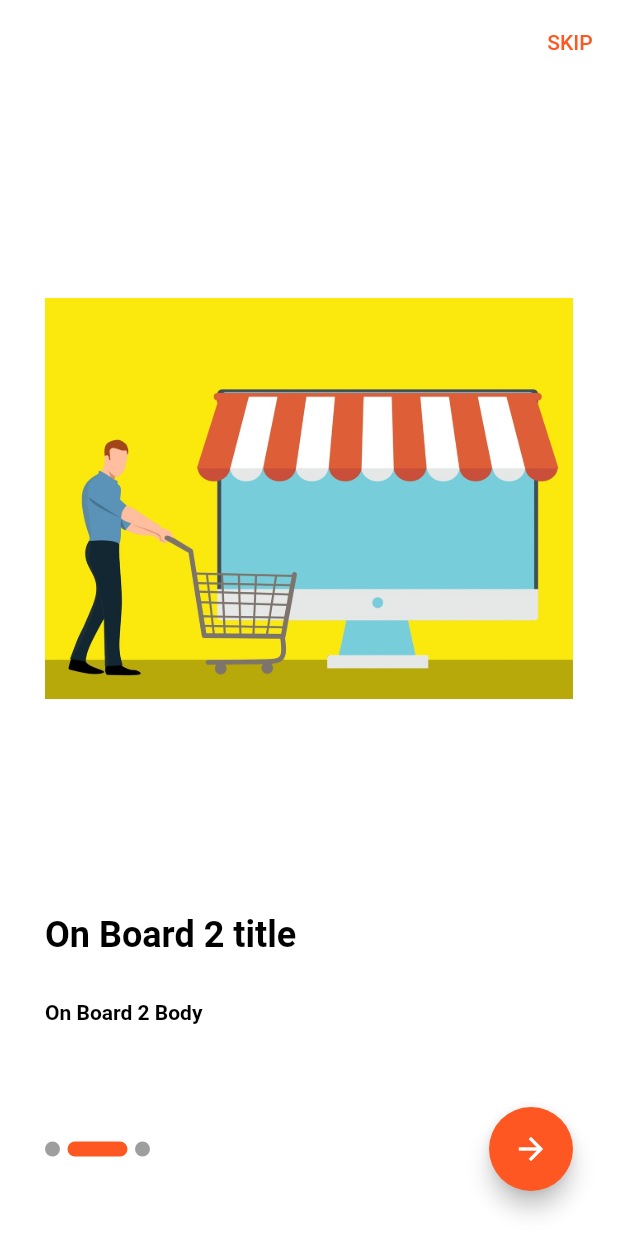
After one commit to cheikh-sidi-taher/myapp-flutter, a Flutter app: the OnBoardingScreen screen opened directly, after a tap on the "arrow forward" icon, on a phone screen of 412 x 824 dp. The commit adds this screen. Run offline on Flutter 3.47's test engine with Material 2 defaults, Android fonts, the phone set to English and light mode, and no system bars; drawn by our look-alikes of smooth_page_indicator; our stand-ins replace bloc, conditional_builder_null_safety, dio, flutter_bloc, hexcolor, shared_preferences and 2 more; accounts and stored records are empty; network calls fail; Roboto replaces fonts that are missing (Raleway).

Commit message:
boarding screen

```diff
--- a/lib/main.dart
+++ b/lib/main.dart
@@ -17,10 +17,12 @@ import 'modules/counter/counterScreen.dart';
 import 'modules/home/homeScreen.dart';
 import 'modules/login/loginScreen.dart';
 import 'modules/messeenger/messengerScreen.dart';
+import 'modules/shop_app/on_boarding/on_boarding.screen.dart';
 import 'modules/user/usersScreen.dart';
 import 'shared/network/local/cache_helper.dart';
+import 'shared/styles/themes.dart';
 
-void main() async{
+void main() async {
   WidgetsFlutterBinding.ensureInitialized();
   Bloc.observer = MyBlocObserver();
   DioHelper.init();
@@ -34,92 +36,32 @@ class MyApp extends StatelessWidget {
   // This widget is the root of your application.
   @override
   Widget build(BuildContext context) {
-    return  MultiBlocProvider(
+    return MultiBlocProvider(
       providers: [
-        BlocProvider(create: (context) => NewsCubit()..getBusiness()..getSports()..getSciences()),
-        BlocProvider(create: (BuildContext context) => AppCubit(),)
+        BlocProvider(
+            create: (context) => NewsCubit()
+              ..getBusiness()
+              ..getSports()
+              ..getSciences()),
+        BlocProvider(
+          create: (BuildContext context) => AppCubit(),
+        )
       ],
       child: BlocConsumer<AppCubit, AppStates>(
-        listener: (context, state) { },
-        builder: (context ,state) {
-
-
+        listener: (context, state) {},
+        builder: (context, state) {
           return MaterialApp(
-          debugShowCheckedModeBanner: false,
-          theme: ThemeData(
-              primarySwatch: Colors.deepOrange,
-              scaffoldBackgroundColor: Colors.white,
-              appBarTheme: AppBarTheme(
-                titleSpacing: 20.0,
-                  backwardsCompatibility: false,
-                  systemOverlayStyle: SystemUiOverlayStyle(
-                      statusBarColor: Colors.white,
-                      statusBarIconBrightness: Brightness.dark),
-                  backgroundColor: Colors.white,
-                  elevation: 0.0,
-                  titleTextStyle: TextStyle(
-                      color: Colors.black,
-                      fontSize: 20.0,
-                      fontWeight: FontWeight.bold),
-                  iconTheme: IconThemeData(color: Colors.black)),
-              floatingActionButtonTheme: FloatingActionButtonThemeData(
-                backgroundColor: Colors.deepOrange,
-              ),
-              bottomNavigationBarTheme: BottomNavigationBarThemeData(
-                type: BottomNavigationBarType.fixed,
-                selectedItemColor: Colors.deepOrange,
-                elevation: 20.0,
-              ),
-              textTheme: TextTheme(
-                   bodyMedium: TextStyle(
-                      fontSize: 18.0,
-                      fontWeight: FontWeight.w600,
-                      color: Colors.black))),
-
-
-                      // dark theme
-          darkTheme: ThemeData(
-              primarySwatch: Colors.deepOrange,
-              scaffoldBackgroundColor: HexColor('333739'),
-              appBarTheme: AppBarTheme(
-                  backwardsCompatibility: false,
-                  systemOverlayStyle: SystemUiOverlayStyle(
-                      statusBarColor: HexColor('333739'),
-                      statusBarIconBrightness: Brightness.light),
-                  backgroundColor: HexColor('333739'),
-                  elevation: 0.0,
-                  titleTextStyle: TextStyle(
-                      color: Colors.white,
-                      fontSize: 20.0,
-                      fontWeight: FontWeight.bold),
-                  iconTheme: IconThemeData(color: Colors.white)),
-              floatingActionButtonTheme: FloatingActionButtonThemeData(
-                backgroundColor: Colors.deepOrange,
-              ),
-              bottomNavigationBarTheme: BottomNavigationBarThemeData(
-                type: BottomNavigationBarType.fixed,
-                selectedItemColor: Colors.deepOrange,
-                unselectedItemColor: Colors.grey,
-                elevation: 20.0,
-                backgroundColor: HexColor('333739'),
-              ),
-              textTheme: TextTheme(
-                  bodyMedium: TextStyle(
-                      fontSize: 18.0,
-                      fontWeight: FontWeight.w600,
-                      color: Colors.white))),
-
-                      // theme mode
-
-
-
-
-
-          themeMode:AppCubit.get(context).isDark ?  ThemeMode.dark :  ThemeMode.light ,
-          home: NewsLayout(),
-        );
-         },
-
+            debugShowCheckedModeBanner: false,
+            theme: lightTheme,
+            // dark theme
+            darkTheme: darkTheme,
+            // theme mode
+            themeMode:
+                AppCubit.get(context).isDark ? ThemeMode.dark : ThemeMode.light,
+            // Scrren
+            home: OnBoardingScreen(),
+          );
+        },
       ),
     );
   }
--- /dev/null
+++ b/lib/modules/shop_app/login/shop_login_screen.dart
@@ -0,0 +1,12 @@
+
+import 'package:flutter/material.dart';
+
+class ShopLoginScreen extends StatelessWidget {
+
+  @override
+  Widget build(BuildContext context) {
+    return Scaffold(
+      appBar: AppBar(),
+    );
+  }
+}
--- /dev/null
+++ b/lib/modules/shop_app/on_boarding/on_boarding.screen.dart
@@ -0,0 +1,156 @@
+import 'package:flutter/material.dart';
+import 'package:my_app/modules/shop_app/login/shop_login_screen.dart';
+import 'package:my_app/shared/components/components.dart';
+import 'package:my_app/shared/styles/colors.dart';
+import 'package:smooth_page_indicator/smooth_page_indicator.dart';
+
+class BoardingModel {
+  final String image;
+  final String title;
+  final String body;
+
+  BoardingModel({
+    required this.image,
+    required this.title,
+    required this.body,
+  });
+}
+
+class OnBoardingScreen extends StatefulWidget {
+  @override
+  State<OnBoardingScreen> createState() => _OnBoardingScreenState();
+}
+
+class _OnBoardingScreenState extends State<OnBoardingScreen> {
+  var boardController = PageController();
+
+  List<BoardingModel> boarding = [
+    BoardingModel(
+      image: 'images/onboarding.jpg',
+      title: 'On Board 1 title',
+      body: 'On Board 1 Body',
+    ),
+    BoardingModel(
+      image: 'images/onboarding.jpg',
+      title: 'On Board 2 title',
+      body: 'On Board 2 Body',
+    ),
+    BoardingModel(
+      image: 'images/onboarding.jpg',
+      title: 'On Board 3 title',
+      body: 'On Board 3 Body',
+    ),
+  ];
+
+  bool isLast = false;
+
+  @override
+  Widget build(BuildContext context) {
+    return Scaffold(
+      appBar: AppBar(
+        actions: [
+          TextButton(
+            onPressed: (){
+              navigateAndFinish(context, ShopLoginScreen());
+              //navigateTo(context, ShopLoginScreen());
+            },
+            child: Text(
+              'SKIP'
+              )
+            )
+        ],
+      ),
+      body: Padding(
+        padding: const EdgeInsets.all(30.0),
+        child: Column(
+          children: [
+            Expanded(
+              child: PageView.builder(
+                physics: BouncingScrollPhysics(),
+                controller: boardController,
+                onPageChanged: (int index) {
+                  if (index == boarding.length - 1) {
+                    setState(() {
+                      isLast = true;
+                    });
+                    print('last');
+                  } else {
+                    print('Not last');
+                    setState(() {
+                      isLast = false;
+                    });
+                  }
+                },
+                itemBuilder: (context, index) =>
+                    buildBoaldingItem(boarding[index]),
+                itemCount: boarding.length,
+              ),
+            ),
+            SizedBox(
+              height: 40.0,
+            ),
+            Row(
+              children: [
+                SmoothPageIndicator(
+                    controller: boardController,
+                    effect: ExpandingDotsEffect(
+                        dotColor: Colors.grey,
+                        activeDotColor: DfaultColor,
+                        dotHeight: 10.0,
+                        expansionFactor: 4,
+                        dotWidth: 10,
+                        spacing: 5.0),
+                    count: boarding.length),
+                Spacer(),
+                FloatingActionButton(
+                  onPressed: () {
+                    if (isLast) {
+                      navigateAndFinish(context, ShopLoginScreen());
+                    } else {
+                      boardController.nextPage(
+                          duration: Duration(milliseconds: 750),
+                          curve: Curves.fastLinearToSlowEaseIn);
+                    }
+                  },
+                  child: Icon(Icons.arrow_forward),
+                )
+              ],
+            )
+          ],
+        ),
+      ),
+    );
+  }
+
+  Widget buildBoaldingItem(BoardingModel model) => Column(
+        crossAxisAlignment: CrossAxisAlignment.start,
+        children: [
+          Expanded(
+            child: Image(image: AssetImage('${model.image}')),
+          ),
+          SizedBox(
+            height: 30.0,
+          ),
+          Text(
+            '${model.title}',
+            style: TextStyle(
+              fontSize: 24.0,
+              fontWeight: FontWeight.bold,
+            ),
+          ),
+          SizedBox(
+            height: 30.0,
+          ),
+          Text(
+            '${model.body}',
+            style: TextStyle(
+              fontSize: 14.0,
+              fontWeight: FontWeight.bold,
+            ),
+          ),
+          SizedBox(
+            height: 15.0,
+          ),
+        ],
+      );
+}
--- a/lib/shared/components/components.dart
+++ b/lib/shared/components/components.dart
@@ -231,3 +231,14 @@ void navigateTo(context, widget) => Navigator.push(
     MaterialPageRoute(
       builder: (context) => widget,
     ));
+
+
+void navigateAndFinish(context, widget) => Navigator.pushAndRemoveUntil(
+   context,
+    MaterialPageRoute(
+      builder: (context) => widget,
+    ),
+   (route){
+    return false;
+   }
+   );
--- a/lib/shared/styles/colors.dart
+++ b/lib/shared/styles/colors.dart
@@ -0,0 +1,3 @@
+import 'package:flutter/material.dart';
+
+const DfaultColor = Colors.deepOrange;
--- /dev/null
+++ b/lib/shared/styles/themes.dart
@@ -0,0 +1,73 @@
+import 'package:flutter/material.dart';
+import 'package:flutter/services.dart';
+import 'package:hexcolor/hexcolor.dart';
+import 'package:my_app/shared/styles/colors.dart';
+
+ThemeData darkTheme = ThemeData(
+              primarySwatch: DfaultColor,
+              scaffoldBackgroundColor: HexColor('333739'),
+              appBarTheme: AppBarTheme(
+                  backwardsCompatibility: false,
+                  systemOverlayStyle: SystemUiOverlayStyle(
+                      statusBarColor: HexColor('333739'),
+                      statusBarIconBrightness: Brightness.light),
+                  backgroundColor: HexColor('333739'),
+                  elevation: 0.0,
+                  titleTextStyle: TextStyle(
+                      color: Colors.white,
+                      fontSize: 20.0,
+                      fontWeight: FontWeight.bold),
+                  iconTheme: IconThemeData(color: Colors.white)),
+              floatingActionButtonTheme: FloatingActionButtonThemeData(
+                backgroundColor: Colors.deepOrange,
+              ),
+              bottomNavigationBarTheme: BottomNavigationBarThemeData(
+                type: BottomNavigationBarType.fixed,
+                selectedItemColor: Colors.deepOrange,
+                unselectedItemColor: Colors.grey,
+                elevation: 20.0,
+                backgroundColor: HexColor('333739'),
+              ),
+              textTheme: TextTheme(
+                  bodyMedium: TextStyle(
+                      fontSize: 18.0,
+                      fontWeight: FontWeight.w600,
+                      color: Colors.white)
+                      ),
+                      fontFamily: 'Raleway',
+                      );
+
+
+
+ThemeData lightTheme =  ThemeData(
+              primarySwatch: DfaultColor,
+              scaffoldBackgroundColor: Colors.white,
+              appBarTheme: AppBarTheme(
+                titleSpacing: 20.0,
+                  backwardsCompatibility: false,
+                  systemOverlayStyle: SystemUiOverlayStyle(
+                      statusBarColor: Colors.white,
+                      statusBarIconBrightness: Brightness.dark),
+                  backgroundColor: Colors.white,
+                  elevation: 0.0,
+                  titleTextStyle: TextStyle(
+                      color: Colors.black,
+                      fontSize: 20.0,
+                      fontWeight: FontWeight.bold),
+                  iconTheme: IconThemeData(color: Colors.black)),
+              floatingActionButtonTheme: FloatingActionButtonThemeData(
+                backgroundColor: Colors.deepOrange,
+              ),
+              bottomNavigationBarTheme: BottomNavigationBarThemeData(
+                type: BottomNavigationBarType.fixed,
+                selectedItemColor: Colors.deepOrange,
+                elevation: 20.0,
+              ),
+              textTheme: TextTheme(
+                   bodyMedium: TextStyle(
+                      fontSize: 18.0,
+                      fontWeight: FontWeight.w600,
+                      color: Colors.black)
+                      ),
+                       fontFamily: 'Raleway',
+                      );
--- a/pubspec.yaml
+++ b/pubspec.yaml
@@ -44,6 +44,7 @@ dependencies:
   hexcolor: ^3.0.1
   shared_preferences: ^2.1.0
   webview_flutter: ^2.0.3
+  smooth_page_indicator: ^1.1.0
 
 
 
@@ -72,6 +73,11 @@ flutter:
   # To add assets to your application, add an assets section, like this:
   assets:
     - images/
+    # fonts:
+      # - family: raleway
+        # fonts:
+          # - asset: assets/fonts/fonts/Raleway-regular.ttf
+
 
 
   # An image asset can refer to one or more resolution-specific "variants", see
```
Also changed, not shown: assets/fonts/raleway.ttf (added), images/onboarding.jpg (added), pubspec.lock.
